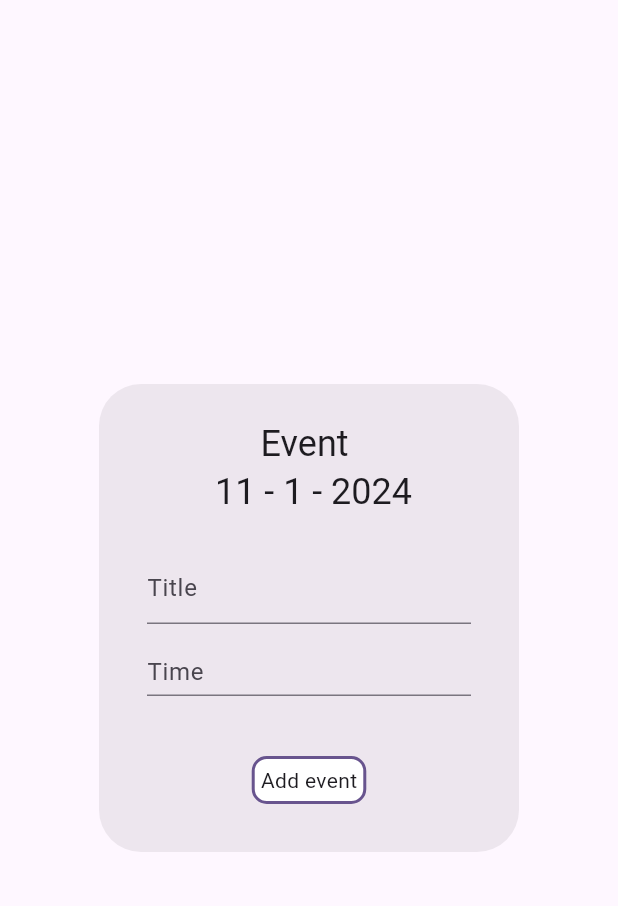
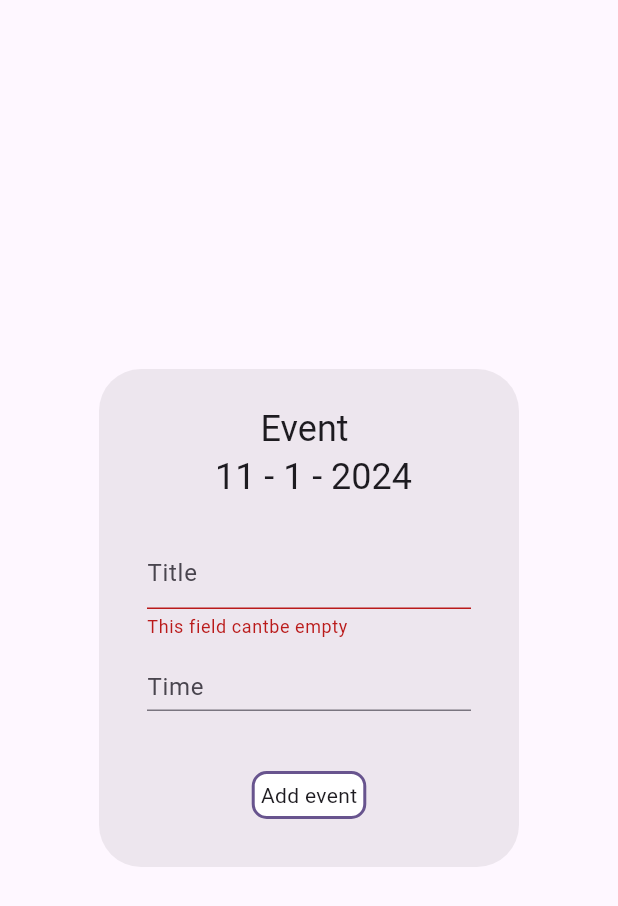
Before and after one commit to Dyska65/event_calendar_task, a Flutter app: the AddEventDialog widget shown alone on an empty page, opened directly with empty values, after a tap on "Add event", on a phone screen of 412 x 824 dp. Shown: the top 906 px of the screen. Run offline on Flutter 3.47's test engine with Material 3 defaults, Android fonts, the phone set to English and light mode, and no system bars; drawn by our look-alikes of datetime_picker_formfield; our stand-ins replace flutter_bloc, shared_preferences, table_calendar; accounts and stored records are empty.

Commit message:
refactoring  AddEventDialog

```diff
--- a/lib/main.dart
+++ b/lib/main.dart
@@ -10,7 +10,6 @@ void main() {
 class MyApp extends StatelessWidget {
   const MyApp({super.key});
 
-  // This widget is the root of your application.
   @override
   Widget build(BuildContext context) {
     return MaterialApp(
--- a/lib/ui/screens/components/add_event_dialog.dart
+++ b/lib/ui/screens/components/add_event_dialog.dart
@@ -5,35 +5,46 @@ import 'package:event_calendar_task/ui/screens/components/time_picker.dart';
 import 'package:flutter/material.dart';
 import 'package:flutter_bloc/flutter_bloc.dart';
 
-class AddEventDialog extends StatelessWidget {
-  final _formKey = GlobalKey<FormState>();
+class AddEventDialog extends StatefulWidget {
   final DateTime currentDateTime;
   final int idNewEntity;
 
-  AddEventDialog({
+  const AddEventDialog({
     super.key,
     required this.currentDateTime,
     required this.idNewEntity,
   });
 
-  String? title;
+  @override
+  State<AddEventDialog> createState() => _AddEventDialogState();
+}
+
+class _AddEventDialogState extends State<AddEventDialog> {
+  final _formKey = GlobalKey<FormState>();
+  final TextEditingController titleController = TextEditingController();
   DateTime? newDateTime;
+
+  @override
+  void dispose() {
+    titleController.dispose();
+    super.dispose();
+  }
 
   @override
   Widget build(BuildContext context) {
     return AlertDialog(
         scrollable: true,
         actionsAlignment: MainAxisAlignment.center,
-        title: Form(
+        title: Column(
+          children: [
+            const Text("Event "),
+            Text(
+                " ${widget.currentDateTime.day} - ${widget.currentDateTime.month} - ${widget.currentDateTime.year}"),
+          ],
+        ),
+        content: Form(
           key: _formKey,
           child: Column(
-            children: [
-              const Text("Event "),
-              Text(" ${currentDateTime.day} - ${currentDateTime.month} - ${currentDateTime.year}"),
-            ],
-          ),
-        ),
-        content: Column(
             children: [
               Padding(
                 padding: const EdgeInsets.all(8.0),
@@ -41,34 +52,34 @@ class AddEventDialog extends StatelessWidget {
                   decoration: const InputDecoration(hintText: "Title"),
                   validator: (value) =>
                       value == null || value.isEmpty ? "This field cantbe empty" : null,
-                onChanged: (value) => title = value,
+                  controller: titleController,
                 ),
               ),
               Padding(
                 padding: const EdgeInsets.all(8.0),
                 child: TimePicker(
                   title: 'Time',
-                currentDateTime: currentDateTime,
+                  currentDateTime: widget.currentDateTime,
                   onChanged: (dateTime) => newDateTime = dateTime,
                 ),
               ),
             ],
           ),
+        ),
         actions: [
-          BlocProvider.value(
-            value: BlocProvider.of<CalendarCubit>(context),
-            child: AppButton.outline(
+          AppButton.outline(
             title: "Add event",
             onTap: () {
               if (_formKey.currentState!.validate()) {
-                  BlocProvider.of<CalendarCubit>(context).addEventWrapper(
-                    dateTime: currentDateTime,
-                    event: EventEntity(id: 1, title: title!, dateTime: newDateTime!),
+                context.read<CalendarCubit>().addEventWrapper(
+                      dateTime: widget.currentDateTime,
+                      event:
+                          EventEntity(id: 1, title: titleController.text, dateTime: newDateTime!),
                     );
+                Navigator.pop(context);
               }
             },
           ),
-          )
         ]);
   }
 }
--- a/lib/ui/screens/components/time_picker.dart
+++ b/lib/ui/screens/components/time_picker.dart
@@ -21,7 +21,6 @@ class _TimePickerState extends State<TimePicker> {
   @override
   Widget build(BuildContext context) {
     return DateTimeField(
-      // controller: controller,
       validator: (value) => value == null ? "This field cantbe empty" : null,
       decoration: const InputDecoration(
         isDense: true,
--- a/lib/ui/screens/home_screen.dart
+++ b/lib/ui/screens/home_screen.dart
@@ -1,7 +1,7 @@
 import 'package:flutter/material.dart';
 import 'package:flutter_bloc/flutter_bloc.dart';
+
 import 'package:table_calendar/table_calendar.dart';
-
 import 'package:event_calendar_task/ui/screens/components/add_event_dialog.dart';
 import 'package:event_calendar_task/bloc/calendar_bloc.dart';
 import 'package:event_calendar_task/ui/screens/components/button_outline.dart';
@@ -98,9 +98,12 @@ class _HomePageState extends State<HomePage> {
           // ignore: use_build_context_synchronously
           showDialog(
             context: context,
-            builder: (c) => AddEventDialog(
-              currentDateTime: focusedDay,
-              idNewEntity: idNewEntity,
+            builder: (c) => BlocProvider.value(
+              value: context.read<CalendarCubit>(),
+              child: AddEventDialog(
+                currentDateTime: focusedDay,
+                idNewEntity: idNewEntity,
+              ),
             ),
           );
         },
```
Lines whose indentation alone changed are shown as unchanged.
